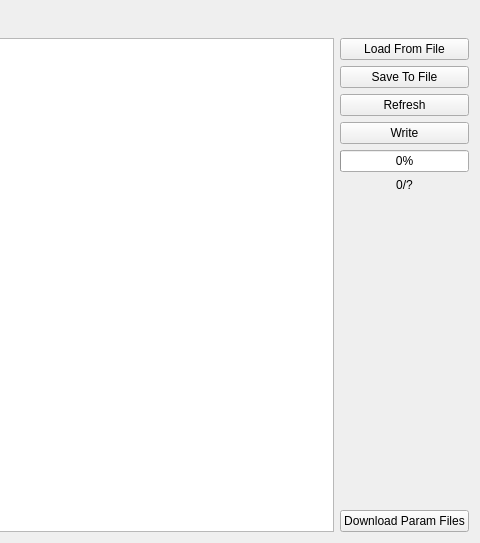
ArduPilot/apm_planner, file src/ui/configuration/AdvParameterList.ui: the form before one commit; both pictures show x 362 to 842 and y 0 to 543 of the 842 by 543 pixel window.
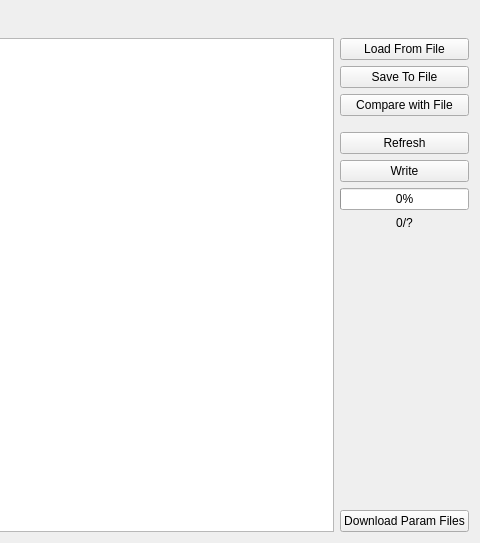
The form after the commit.

Commit message: Added support to be able to compare saved parameter files with the current vehicles settings

Patch:
```diff
--- a/src/ui/configuration/AdvParameterList.ui
+++ b/src/ui/configuration/AdvParameterList.ui
@@ -42,6 +42,29 @@
          </property>
         </widget>
        </item>
+       <item>
+        <widget class="QPushButton" name="compareButton">
+         <property name="text">
+          <string>Compare with File</string>
+         </property>
+        </widget>
+       </item>
+       <item>
+        <spacer name="verticalSpacer_2">
+         <property name="orientation">
+          <enum>Qt::Vertical</enum>
+         </property>
+         <property name="sizeType">
+          <enum>QSizePolicy::Fixed</enum>
+         </property>
+         <property name="sizeHint" stdset="0">
+          <size>
+           <width>20</width>
+           <height>10</height>
+          </size>
+         </property>
+        </spacer>
+       </item>
        <item>
         <widget class="QPushButton" name="refreshPushButton">
          <property name="text">
```
The commit also changes 10 other files.
